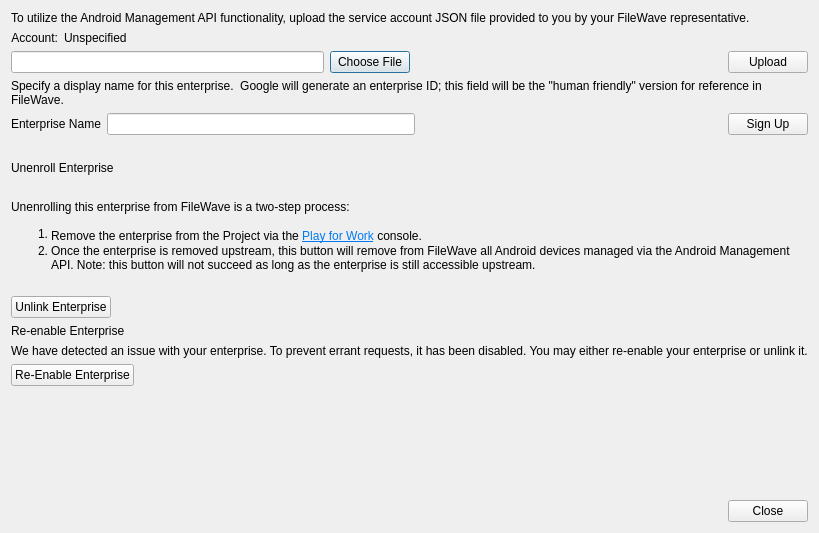
Above: FWAdminLib/Preferences/AndroidServiceAccountPrefsDlg.ui from fw-dev/translations before the change. Below: the same form after it.
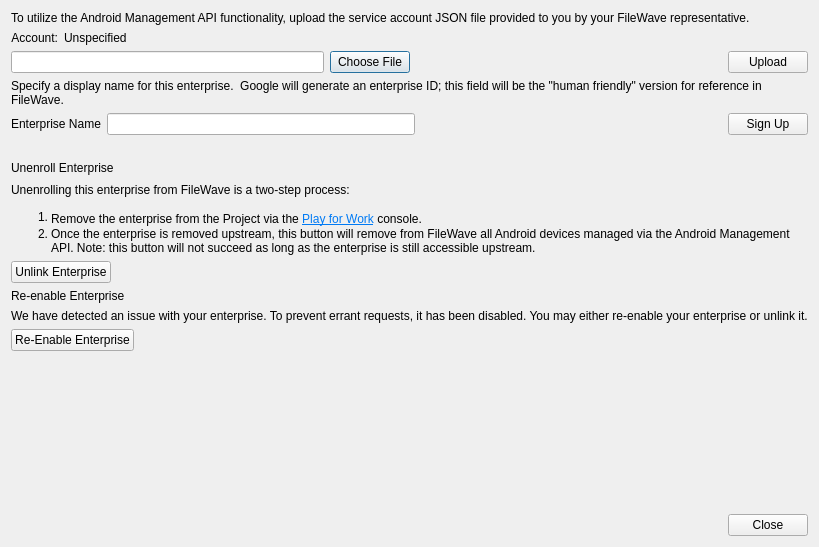
That is the form after the change.

Patch:
```diff
--- a/FWAdminLib/Preferences/AndroidServiceAccountPrefsDlg.ui
+++ b/FWAdminLib/Preferences/AndroidServiceAccountPrefsDlg.ui
@@ -11,7 +11,7 @@
    </rect>
   </property>
   <property name="sizePolicy">
-   <sizepolicy hsizetype="Preferred" vsizetype="MinimumExpanding">
+   <sizepolicy hsizetype="Expanding" vsizetype="MinimumExpanding">
     <horstretch>0</horstretch>
     <verstretch>0</verstretch>
    </sizepolicy>
@@ -23,7 +23,7 @@
    <item>
     <widget class="QLabel" name="projectIDLink">
      <property name="sizePolicy">
-      <sizepolicy hsizetype="Expanding" vsizetype="Preferred">
+      <sizepolicy hsizetype="Expanding" vsizetype="Fixed">
        <horstretch>0</horstretch>
        <verstretch>0</verstretch>
       </sizepolicy>
@@ -53,7 +53,7 @@
      <item>
       <widget class="QLabel" name="accountLabel">
        <property name="sizePolicy">
-        <sizepolicy hsizetype="Minimum" vsizetype="Minimum">
+        <sizepolicy hsizetype="Minimum" vsizetype="Fixed">
          <horstretch>0</horstretch>
          <verstretch>0</verstretch>
         </sizepolicy>
@@ -72,7 +72,7 @@
      <item>
       <widget class="QLabel" name="accountAddressLabel">
        <property name="sizePolicy">
-        <sizepolicy hsizetype="Expanding" vsizetype="Minimum">
+        <sizepolicy hsizetype="Expanding" vsizetype="Fixed">
          <horstretch>0</horstretch>
          <verstretch>0</verstretch>
         </sizepolicy>
@@ -158,7 +158,7 @@
    <item>
     <widget class="QLabel" name="enterpriseNameDescription">
      <property name="sizePolicy">
-      <sizepolicy hsizetype="Expanding" vsizetype="Minimum">
+      <sizepolicy hsizetype="Expanding" vsizetype="Fixed">
        <horstretch>0</horstretch>
        <verstretch>0</verstretch>
       </sizepolicy>
@@ -182,7 +182,7 @@
      <item>
       <widget class="QLabel" name="enterpriseNameLabel">
        <property name="sizePolicy">
-        <sizepolicy hsizetype="Minimum" vsizetype="Minimum">
+        <sizepolicy hsizetype="Minimum" vsizetype="Fixed">
          <horstretch>0</horstretch>
          <verstretch>0</verstretch>
         </sizepolicy>
@@ -200,6 +200,12 @@
          <verstretch>0</verstretch>
         </sizepolicy>
        </property>
+       <property name="minimumSize">
+        <size>
+         <width>100</width>
+         <height>0</height>
+        </size>
+       </property>
       </widget>
      </item>
      <item>
@@ -233,7 +239,7 @@
    <item>
     <widget class="QLabel" name="signUpLink">
      <property name="sizePolicy">
-      <sizepolicy hsizetype="Expanding" vsizetype="Minimum">
+      <sizepolicy hsizetype="Expanding" vsizetype="Fixed">
        <horstretch>0</horstretch>
        <verstretch>0</verstretch>
       </sizepolicy>
@@ -248,7 +254,7 @@
      <item>
       <widget class="QLabel" name="unenrollTitle">
        <property name="sizePolicy">
-        <sizepolicy hsizetype="Expanding" vsizetype="Minimum">
+        <sizepolicy hsizetype="Expanding" vsizetype="Fixed">
          <horstretch>0</horstretch>
          <verstretch>0</verstretch>
         </sizepolicy>
@@ -274,7 +280,7 @@
      <item>
       <widget class="QLabel" name="lTip_unenrollDescription">
        <property name="sizePolicy">
-        <sizepolicy hsizetype="Expanding" vsizetype="MinimumExpanding">
+        <sizepolicy hsizetype="Expanding" vsizetype="Fixed">
          <horstretch>0</horstretch>
          <verstretch>0</verstretch>
         </sizepolicy>
@@ -326,6 +332,12 @@
     <layout class="QHBoxLayout" name="horizontalLayout_3">
      <item>
       <widget class="QLabel" name="reenableTitle">
+       <property name="sizePolicy">
+        <sizepolicy hsizetype="Expanding" vsizetype="Fixed">
+         <horstretch>0</horstretch>
+         <verstretch>0</verstretch>
+        </sizepolicy>
+       </property>
        <property name="text">
         <string>Re-enable Enterprise</string>
        </property>
@@ -337,6 +349,12 @@
     <layout class="QHBoxLayout" name="horizontalLayout_7">
      <item>
       <widget class="QLabel" name="lTip_reenableDescription">
+       <property name="sizePolicy">
+        <sizepolicy hsizetype="Expanding" vsizetype="Fixed">
+         <horstretch>0</horstretch>
+         <verstretch>0</verstretch>
+        </sizepolicy>
+       </property>
        <property name="text">
         <string>&lt;html&gt;&lt;head/&gt;&lt;body&gt;&lt;p&gt;We have detected an issue with your enterprise. To prevent errant requests, it has been disabled. You may either re-enable your enterprise or unlink it.&lt;/p&gt;&lt;/body&gt;&lt;/html&gt;</string>
        </property>
```
